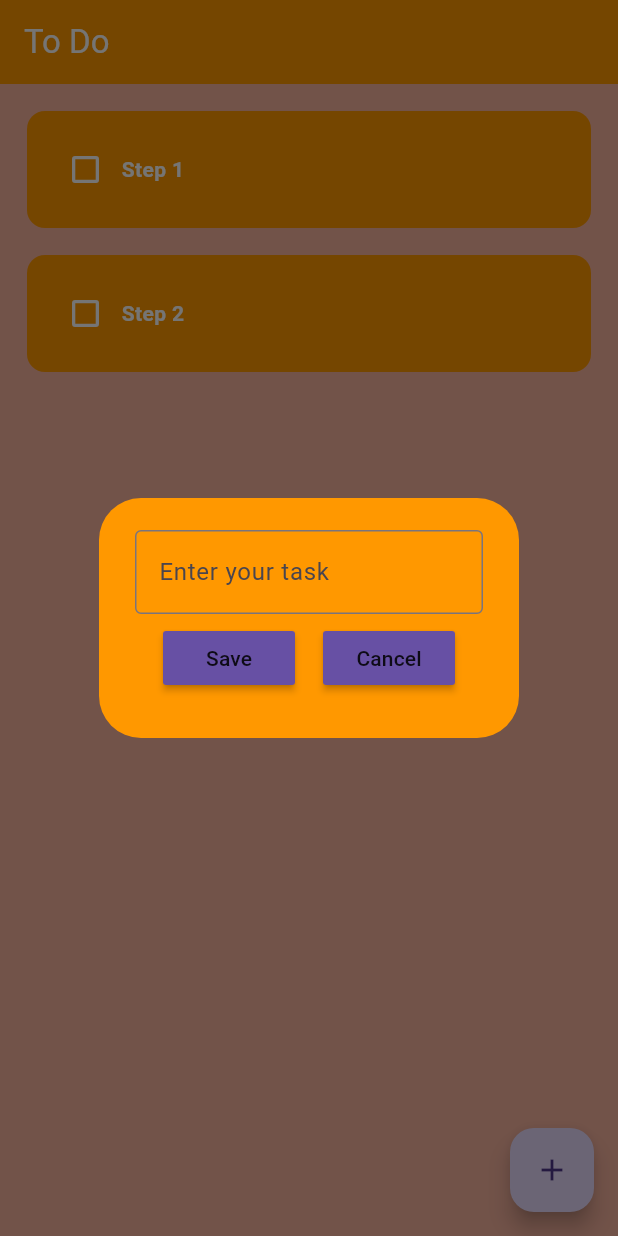
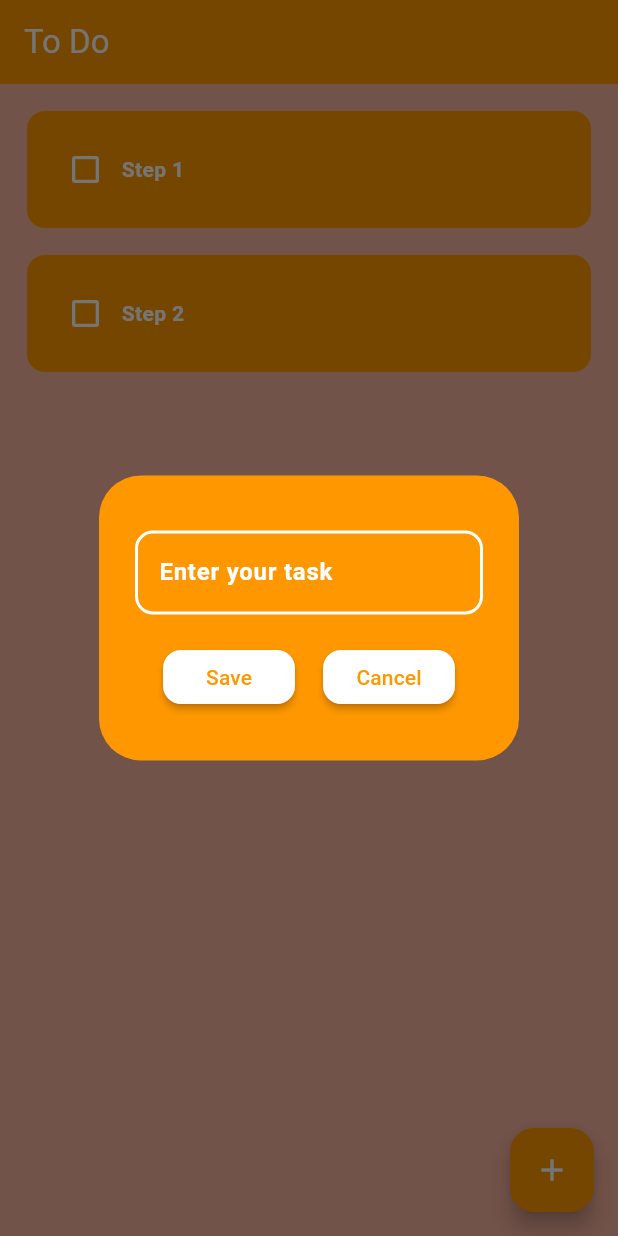
Before and after one commit to dvdeepu99/todoredo, a Flutter app: the screen it shows after launch, after a tap on the "add" icon, on a phone screen of 412 x 824 dp. Run offline on Flutter 3.47's test engine with Material 3 defaults, Android fonts, the phone set to English and light mode, and no system bars; drawn by our look-alikes of flutter_slidable; our stand-ins replace hive, hive_flutter; accounts and stored records are empty.

Commit message:
final commit

```diff
--- a/lib/main.dart
+++ b/lib/main.dart
@@ -1,5 +1,4 @@
 import 'package:flutter/material.dart';
-import 'package:hive/hive.dart';
 import 'package:todoredo/pages/home_page.dart';
 import 'package:hive_flutter/hive_flutter.dart';
 
--- a/lib/pages/home_page.dart
+++ b/lib/pages/home_page.dart
@@ -39,7 +39,7 @@ class _HomePageState extends State<HomePage> {
       context: context,
       builder: (builder) {
         return DialogBox(
-          MyController: _controller,
+          myController: _controller,
           onSave: saveNewTask,
           onCancel: () => Navigator.of(context).pop(),
         );
@@ -50,7 +50,6 @@ class _HomePageState extends State<HomePage> {
   void deleteTask(int index) {
     setState(() {
       db.toDoList.removeAt(index);
-      print(db.toDoList);
     });
     db.updateData();
   }
@@ -70,12 +69,14 @@ class _HomePageState extends State<HomePage> {
       backgroundColor: const Color.fromARGB(255, 248, 180, 159),
       appBar: AppBar(
         backgroundColor: Colors.orange[500],
-        title: (Text("To Do")),
+        title: (const Text("To Do")),
         foregroundColor: Colors.white,
       ),
       floatingActionButton: FloatingActionButton(
         onPressed: createNewTask,
-        child: Icon(Icons.add),
+        backgroundColor: Colors.orange,
+        foregroundColor: Colors.white,
+        child: const Icon(Icons.add),
       ),
       body: ListView.builder(
         itemCount: db.toDoList.length,
--- a/lib/utilities/dialog_box.dart
+++ b/lib/utilities/dialog_box.dart
@@ -1,13 +1,15 @@
 import 'package:flutter/material.dart';
 import 'package:todoredo/utilities/dialog_buttons.dart';
 
+// ignore: must_be_immutable
 class DialogBox extends StatelessWidget {
-  final MyController;
+  // ignore: prefer_typing_uninitialized_variables
+  final myController;
   VoidCallback onSave;
   VoidCallback onCancel;
   DialogBox(
       {super.key,
-      required this.MyController,
+      required this.myController,
       required this.onCancel,
       required this.onSave});
 
@@ -15,26 +17,44 @@ class DialogBox extends StatelessWidget {
   Widget build(BuildContext context) {
     return AlertDialog(
       backgroundColor: Colors.orange,
-      content: Container(
-        height: 120,
+      content: SizedBox(
+        height: 150,
+        child: Padding(
+          padding: const EdgeInsets.only(top: 13.0),
           child: Column(
             mainAxisAlignment: MainAxisAlignment.spaceEvenly,
             children: [
               TextField(
-              controller: MyController,
+                cursorColor: Colors.white,
+                style: const TextStyle(
+                    color: Colors.white, fontWeight: FontWeight.w600),
+                controller: myController,
                 decoration: InputDecoration(
-                border: OutlineInputBorder(),
+                  focusedBorder: OutlineInputBorder(
+                      borderSide:
+                          const BorderSide(color: Colors.white, width: 2.0),
+                      borderRadius: BorderRadius.circular(12)),
+                  enabledBorder: OutlineInputBorder(
+                      borderRadius: BorderRadius.circular(12),
+                      borderSide:
+                          const BorderSide(color: Colors.white, width: 2.0)),
+                  border: const OutlineInputBorder(),
                   hintText: "Enter your task",
+                  hintStyle: const TextStyle(color: Colors.white),
                 ),
               ),
-            Row(
+              Padding(
+                padding: const EdgeInsets.only(top: 10.0),
+                child: Row(
                   mainAxisAlignment: MainAxisAlignment.spaceEvenly,
                   children: [
                     Buttons(text: "Save", onPressed: onSave),
                     Buttons(text: "Cancel", onPressed: onCancel),
                   ],
+                ),
               )
             ],
+          ),
         ),
       ),
     );
--- a/lib/utilities/dialog_buttons.dart
+++ b/lib/utilities/dialog_buttons.dart
@@ -1,5 +1,6 @@
 import 'package:flutter/material.dart';
 
+// ignore: must_be_immutable
 class Buttons extends StatelessWidget {
   final String text;
   VoidCallback onPressed;
@@ -8,8 +9,15 @@ class Buttons extends StatelessWidget {
   @override
   Widget build(BuildContext context) {
     return MaterialButton(
-        onPressed: onPressed,
-        child: Text(text),
-        color: Theme.of(context).primaryColor);
+      onPressed: onPressed,
+      textColor: Colors.orange,
+      shape: RoundedRectangleBorder(borderRadius: BorderRadius.circular(12)),
+      color: Colors.white,
+      child: Text(
+        text,
+        style: const TextStyle(
+            color: Colors.orange, backgroundColor: Colors.white),
+      ),
+    );
   }
 }
--- a/lib/utilities/todo_tile.dart
+++ b/lib/utilities/todo_tile.dart
@@ -22,18 +22,22 @@ class ToDoTile extends StatelessWidget {
       padding: const EdgeInsets.only(left: 18.0, right: 18.0, top: 18.0),
       child: Slidable(
         endActionPane: ActionPane(
-          motion: StretchMotion(),
+          motion: const StretchMotion(),
           children: [
             SlidableAction(
               onPressed: deleteFunction,
               icon: Icons.delete,
-              backgroundColor: Colors.red.shade300,
+              backgroundColor: Colors.red.shade700,
               borderRadius: BorderRadius.circular(12),
             )
           ],
         ),
         child: Container(
-          padding: EdgeInsets.all(15),
+          padding: const EdgeInsets.all(15),
+          decoration: BoxDecoration(
+            color: Colors.orange[500],
+            borderRadius: BorderRadius.circular(12),
+          ),
           child: Row(
             children: [
               Checkbox(
@@ -41,7 +45,7 @@ class ToDoTile extends StatelessWidget {
                 onChanged: onChanged,
                 activeColor: Colors.white,
                 checkColor: Colors.orange,
-                side: BorderSide(color: Colors.white, width: 2.2),
+                side: const BorderSide(color: Colors.white, width: 2.2),
               ),
               Text(
                 taskName,
@@ -57,10 +61,6 @@ class ToDoTile extends StatelessWidget {
               ),
             ],
           ),
-          decoration: BoxDecoration(
-            color: Colors.orange[500],
-            borderRadius: BorderRadius.circular(12),
-          ),
         ),
       ),
     );
```
Lines whose indentation alone changed are shown as unchanged.
